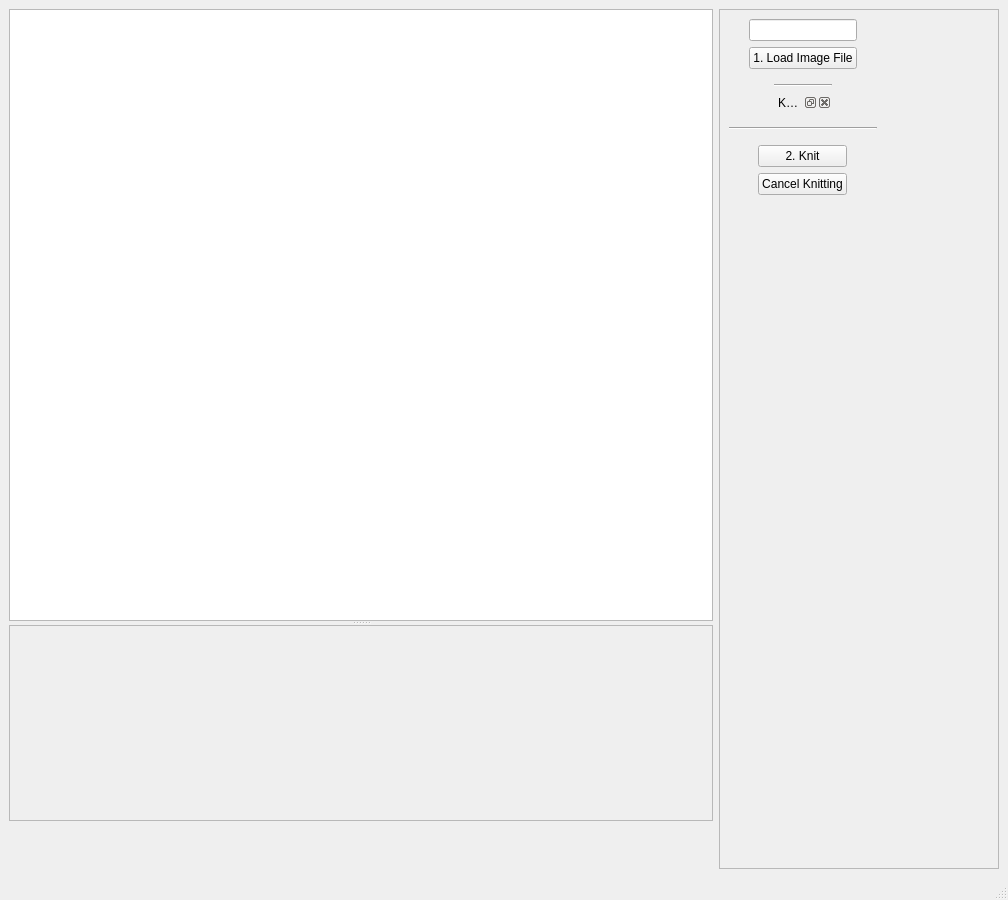
Above: src/main/python/ayab/ayab_gui.ui from AllYarnsAreBeautiful/ayab-desktop before the change. Below: the same form after it.
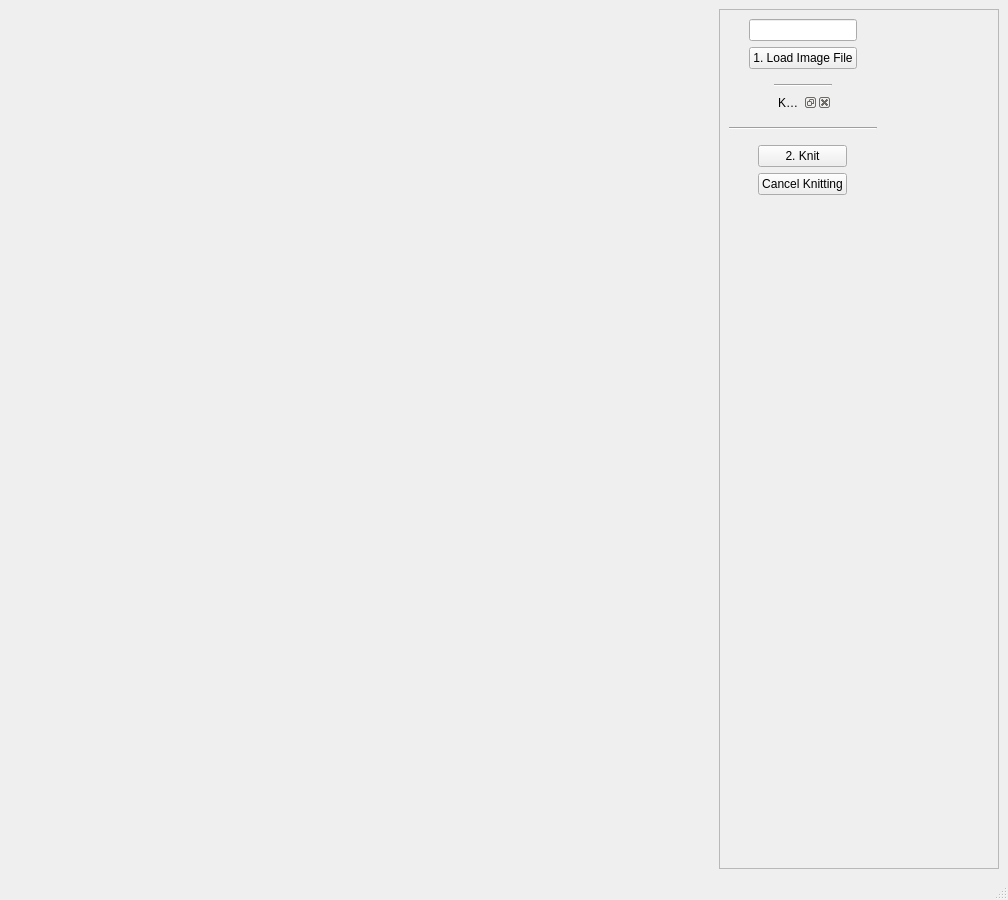
That is the form after the change.

Commit message:
Renamed AyabImage to AyabPattern, in preparation for new AyabImage class.
        Created AyabImage class as container for Scene.image and image action methods.

        Defined KnitProgress as subclass of QScrollArea.

        Renamed signal classes to AyabObserver and AyabObservable, after observer
        pattern, with Observable class used by inheritance rather than composition.

        Defined Scene as subclass of QGraphicsView.

        Subsumed Progress class into ProgressBar.

        Renamed states in finite state machine.

```diff
--- a/src/main/python/ayab/ayab_gui.ui
+++ b/src/main/python/ayab/ayab_gui.ui
@@ -25,26 +25,6 @@
         <property name="orientation">
          <enum>Qt::Vertical</enum>
         </property>
-        <widget class="QGraphicsView" name="image_pattern_view">
-         <property name="geometry">
-          <rect>
-           <x>0</x>
-           <y>0</y>
-           <width>700</width>
-           <height>686</height>
-          </rect>
-         </property>
-        </widget>
-        <widget class="QScrollArea" name="area">
-         <property name="geometry">
-          <rect>
-           <x>0</x>
-           <y>0</y>
-           <width>700</width>
-           <height>220</height>
-          </rect>
-         </property>
-        </widget>
        </widget>
       </item>
       <item>
```
Left out of the diff: 2 changed lines with no effect on the pictures. The commit also changes 31 other files.
